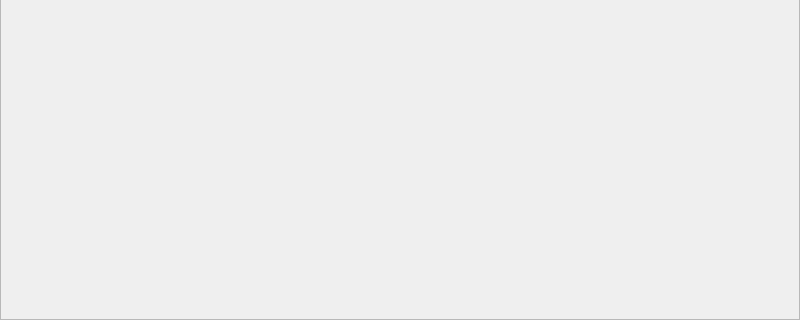
Before: the Qt Designer form digital-image-processing/ImageProcessing/mainwindow.ui in andrej22116/PSU_Labs, drawn with Qt 5; both pictures show x 0 to 800 and y 183 to 503 of the 800 by 503 pixel window.
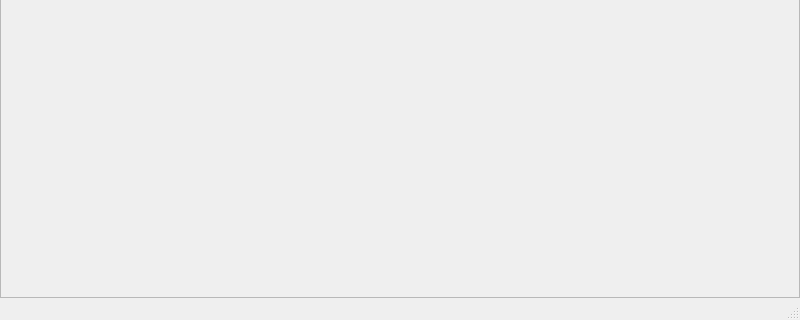
After: the same form once the commit is applied.

```diff
--- a/digital-image-processing/ImageProcessing/mainwindow.ui
+++ b/digital-image-processing/ImageProcessing/mainwindow.ui
@@ -41,7 +41,7 @@
          <x>0</x>
          <y>0</y>
          <width>798</width>
-         <height>480</height>
+         <height>460</height>
         </rect>
        </property>
        <layout class="QHBoxLayout" name="horizontalLayout">
@@ -137,6 +137,7 @@
    <addaction name="menuNoise"/>
    <addaction name="menuFilter"/>
   </widget>
+  <widget class="QStatusBar" name="statusBar"/>
   <action name="actionOpen">
    <property name="text">
     <string>Открыть</string>
```
Left out of the diff: 11 changed lines with no effect on the pictures.
